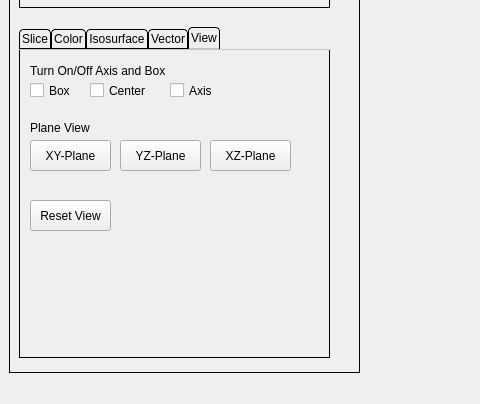
The window that ergpyspedas/erg/satellite/erg/particle/isee3d/window/ui/ui_main_window.ui (ergsc-devel/pyspedas_plugin) describes before a commit, drawn with Qt 5; both pictures show x 0 to 480 and y 306 to 710 of the 1029 by 710 pixel window.
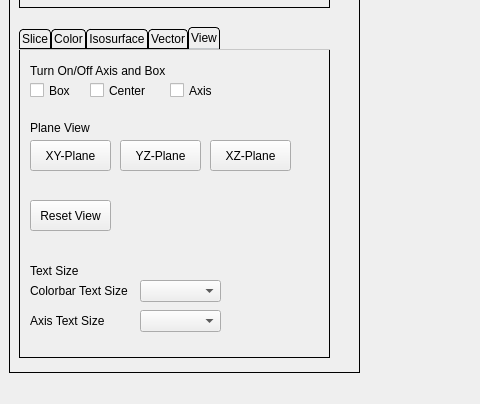
The same window after the commit. The open tabs and pages were chosen to show the change. Icons and pictures are not drawn.

Commit message: Axis and colorbar text size can now be changed in ISEE_3D.

```diff
--- a/ergpyspedas/erg/satellite/erg/particle/isee3d/window/ui/ui_main_window.ui
+++ b/ergpyspedas/erg/satellite/erg/particle/isee3d/window/ui/ui_main_window.ui
@@ -1996,6 +1996,65 @@
               <string>YZ-Plane</string>
              </property>
             </widget>
+            <widget class="QLabel" name="label_3">
+             <property name="geometry">
+              <rect>
+               <x>10</x>
+               <y>230</y>
+               <width>131</width>
+               <height>21</height>
+              </rect>
+             </property>
+             <property name="text">
+              <string>Colorbar Text Size</string>
+             </property>
+            </widget>
+            <widget class="QLabel" name="label">
+             <property name="geometry">
+              <rect>
+               <x>10</x>
+               <y>260</y>
+               <width>101</width>
+               <height>21</height>
+              </rect>
+             </property>
+             <property name="text">
+              <string>Axis Text Size</string>
+             </property>
+            </widget>
+            <widget class="QLabel" name="label_4">
+             <property name="geometry">
+              <rect>
+               <x>10</x>
+               <y>210</y>
+               <width>81</width>
+               <height>21</height>
+              </rect>
+             </property>
+             <property name="text">
+              <string>Text Size</string>
+             </property>
+            </widget>
+            <widget class="QComboBox" name="comboBox_colorbar_text_size">
+             <property name="geometry">
+              <rect>
+               <x>120</x>
+               <y>230</y>
+               <width>81</width>
+               <height>22</height>
+              </rect>
+             </property>
+            </widget>
+            <widget class="QComboBox" name="comboBox_axis_text_size">
+             <property name="geometry">
+              <rect>
+               <x>120</x>
+               <y>260</y>
+               <width>81</width>
+               <height>22</height>
+              </rect>
+             </property>
+            </widget>
            </widget>
           </widget>
          </widget>
```
Left out of the diff: 240 changed lines with no effect on the pictures. The commit also changes 6 other files.
